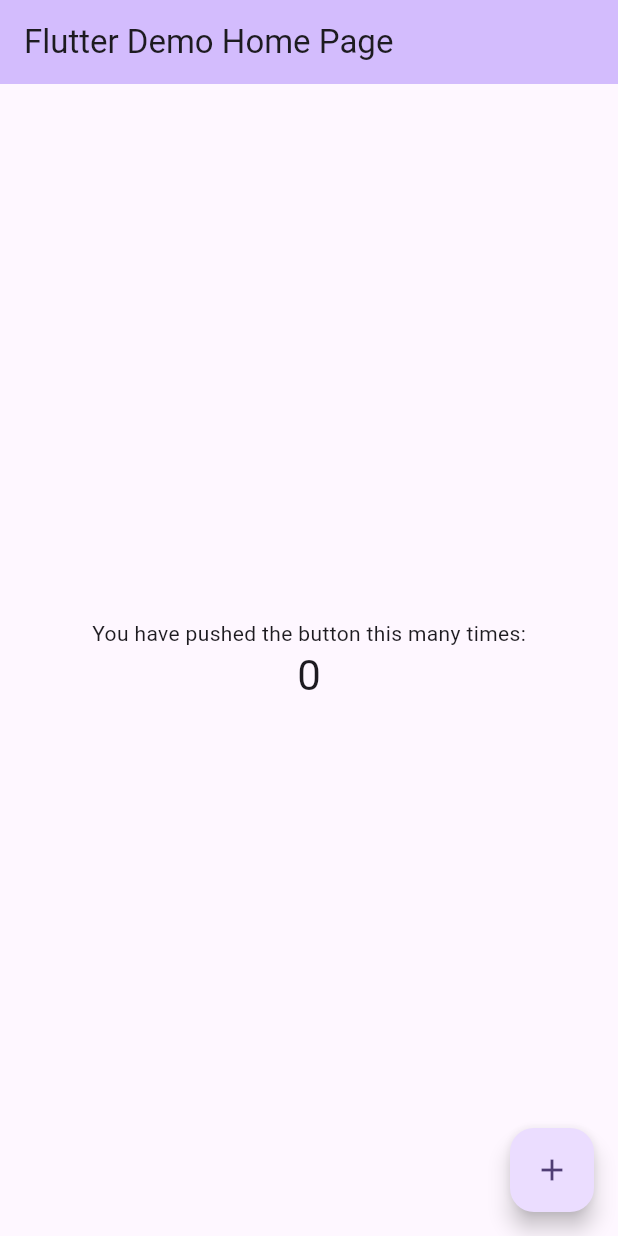
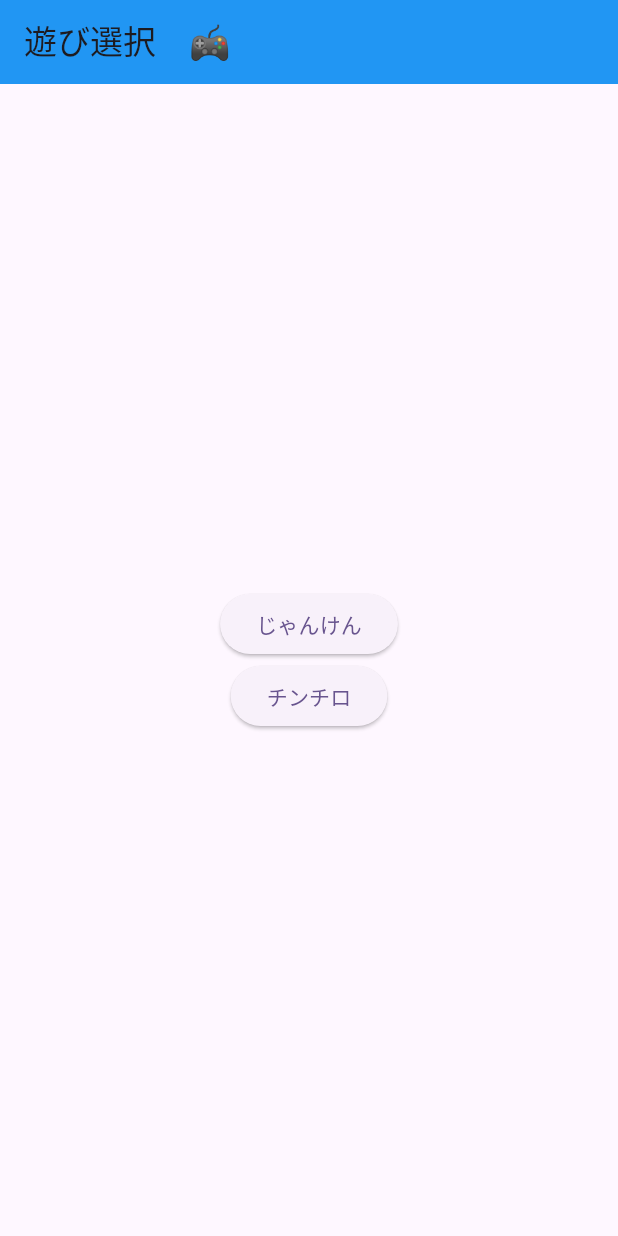
Before and after one commit to sugishitadaichi/Gamin, a Flutter app: the screen it shows after launch, on a phone screen of 412 x 824 dp. Run offline on Flutter 3.47's test engine with Material 3 defaults, Android fonts, the light colour scheme and no system bars.

Commit message:
選択画面の作成

```diff
--- a/lib/main.dart
+++ b/lib/main.dart
@@ -1,4 +1,5 @@
 import 'package:flutter/material.dart';
+import 'package:gamin/selection_screen.dart';
 
 void main() {
   runApp(const MyApp());
@@ -7,119 +8,15 @@
 class MyApp extends StatelessWidget {
   const MyApp({super.key});
 
-  // This widget is the root of your application.
   @override
   Widget build(BuildContext context) {
     return MaterialApp(
       title: 'Flutter Demo',
       theme: ThemeData(
-        // This is the theme of your application.
-        //
-        // TRY THIS: Try running your application with "flutter run". You'll see
-        // the application has a purple toolbar. Then, without quitting the app,
-        // try changing the seedColor in the colorScheme below to Colors.green
-        // and then invoke "hot reload" (save your changes or press the "hot
-        // reload" button in a Flutter-supported IDE, or press "r" if you used
-        // the command line to start the app).
-        //
-        // Notice that the counter didn't reset back to zero; the application
-        // state is not lost during the reload. To reset the state, use hot
-        // restart instead.
-        //
-        // This works for code too, not just values: Most code changes can be
-        // tested with just a hot reload.
         colorScheme: ColorScheme.fromSeed(seedColor: Colors.deepPurple),
         useMaterial3: true,
       ),
-      home: const MyHomePage(title: 'Flutter Demo Home Page'),
+      home: selectionScreen(),
     );
   }
 }
-
-class MyHomePage extends StatefulWidget {
-  const MyHomePage({super.key, required this.title});
-
-  // This widget is the home page of your application. It is stateful, meaning
-  // that it has a State object (defined below) that contains fields that affect
-  // how it looks.
-
-  // This class is the configuration for the state. It holds the values (in this
-  // case the title) provided by the parent (in this case the App widget) and
-  // used by the build method of the State. Fields in a Widget subclass are
-  // always marked "final".
-
-  final String title;
-
-  @override
-  State<MyHomePage> createState() => _MyHomePageState();
-}
-
-class _MyHomePageState extends State<MyHomePage> {
-  int _counter = 0;
-
-  void _incrementCounter() {
-    setState(() {
-      // This call to setState tells the Flutter framework that something has
-      // changed in this State, which causes it to rerun the build method below
-      // so that the display can reflect the updated values. If we changed
-      // _counter without calling setState(), then the build method would not be
-      // called again, and so nothing would appear to happen.
-      _counter++;
-    });
-  }
-
-  @override
-  Widget build(BuildContext context) {
-    // This method is rerun every time setState is called, for instance as done
-    // by the _incrementCounter method above.
-    //
-    // The Flutter framework has been optimized to make rerunning build methods
-    // fast, so that you can just rebuild anything that needs updating rather
-    // than having to individually change instances of widgets.
-    return Scaffold(
-      appBar: AppBar(
-        // TRY THIS: Try changing the color here to a specific color (to
-        // Colors.amber, perhaps?) and trigger a hot reload to see the AppBar
-        // change color while the other colors stay the same.
-        backgroundColor: Theme.of(context).colorScheme.inversePrimary,
-        // Here we take the value from the MyHomePage object that was created by
-        // the App.build method, and use it to set our appbar title.
-        title: Text(widget.title),
-      ),
-      body: Center(
-        // Center is a layout widget. It takes a single child and positions it
-        // in the middle of the parent.
-        child: Column(
-          // Column is also a layout widget. It takes a list of children and
-          // arranges them vertically. By default, it sizes itself to fit its
-          // children horizontally, and tries to be as tall as its parent.
-          //
-          // Column has various properties to control how it sizes itself and
-          // how it positions its children. Here we use mainAxisAlignment to
-          // center the children vertically; the main axis here is the vertical
-          // axis because Columns are vertical (the cross axis would be
-          // horizontal).
-          //
-          // TRY THIS: Invoke "debug painting" (choose the "Toggle Debug Paint"
-          // action in the IDE, or press "p" in the console), to see the
-          // wireframe for each widget.
-          mainAxisAlignment: MainAxisAlignment.center,
-          children: <Widget>[
-            const Text(
-              'You have pushed the button this many times:',
-            ),
-            Text(
-              '$_counter',
-              style: Theme.of(context).textTheme.headlineMedium,
-            ),
-          ],
-        ),
-      ),
-      floatingActionButton: FloatingActionButton(
-        onPressed: _incrementCounter,
-        tooltip: 'Increment',
-        child: const Icon(Icons.add),
-      ), // This trailing comma makes auto-formatting nicer for build methods.
-    );
-  }
-}
--- /dev/null
+++ b/lib/selection_screen.dart
@@ -0,0 +1,47 @@
+import 'package:flutter/material.dart';
+
+class selectionScreen extends StatelessWidget {
+  @override
+  Widget build(BuildContext context) {
+    return Scaffold(
+      appBar: AppBar(
+        title: const Text('遊び選択　🎮'),
+        backgroundColor: Colors.blue,
+      ),
+      body: Center(
+        child: Column(
+            mainAxisAlignment: MainAxisAlignment.center,
+            children: <Widget>[
+              ElevatedButton(
+                onPressed: () {
+                  //ボタンを押した時に呼ばれるコードを書く
+                  // Navigator.push(
+                  //   context,
+                  //   MaterialPageRoute(
+                  //     builder: (context) => JankenPage(
+                  //       title: 'janken_page.dart',
+                  //     ),
+                  //     fullscreenDialog: true,
+                  //   ),
+                  // );
+                },
+                child: const Text('じゃんけん'),
+              ),
+              ElevatedButton(
+                onPressed: () {
+                  //ボタンを押した時に呼ばれるコードを書く
+                  // Navigator.push(
+                  //   context,
+                  //   MaterialPageRoute(
+                  //     builder: (context) => SecondPage(),
+                  //     fullscreenDialog: true,
+                  //   ),
+                  // );
+                },
+                child: const Text('チンチロ'),
+              ),
+            ]),
+      ),
+    );
+  }
+}
```
